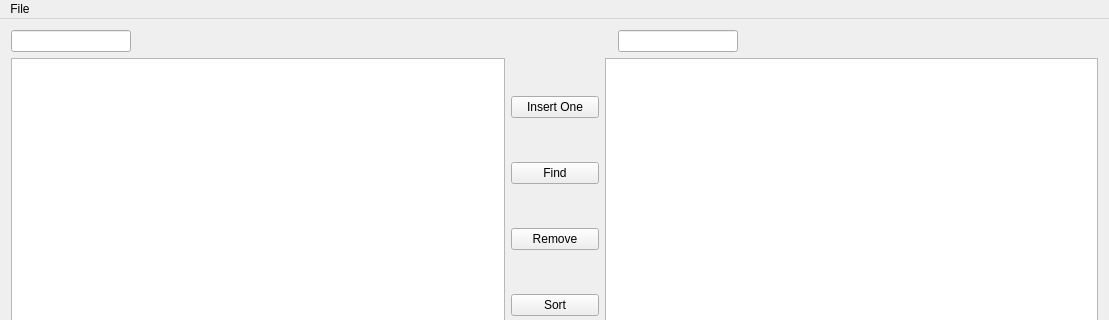
First picture: the form in mainwindow.ui, repository StasDzundza/Data-Structures-Visualizator, before the edit; both pictures show x 0 to 1109 and y 0 to 320 of the 1109 by 619 pixel window.
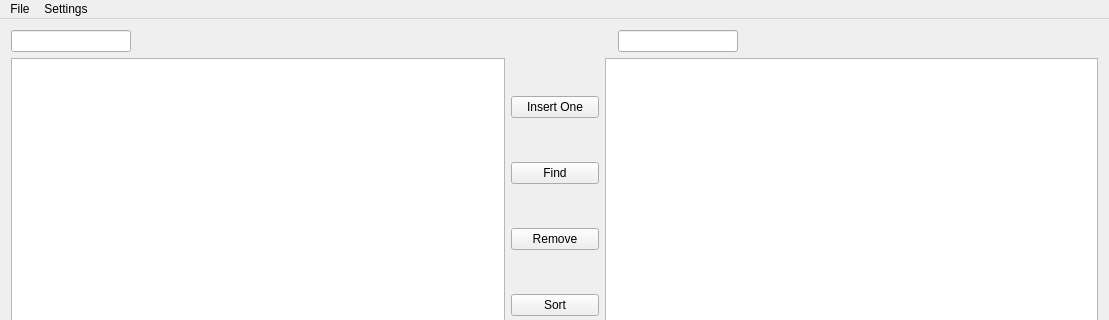
Second picture: the form after the edit.

Patch:
```diff
--- a/mainwindow.ui
+++ b/mainwindow.ui
@@ -251,7 +251,14 @@
     </widget>
     <addaction name="menuNew"/>
    </widget>
+   <widget class="QMenu" name="menuSettings">
+    <property name="title">
+     <string>Settings</string>
+    </property>
+    <addaction name="actionSet_path_to_graphviz"/>
+   </widget>
    <addaction name="menuFile"/>
+   <addaction name="menuSettings"/>
   </widget>
   <widget class="QStatusBar" name="statusBar"/>
   <action name="actionStlList_2">
```
Left out of the diff: 5 changed lines with no effect on the pictures.
